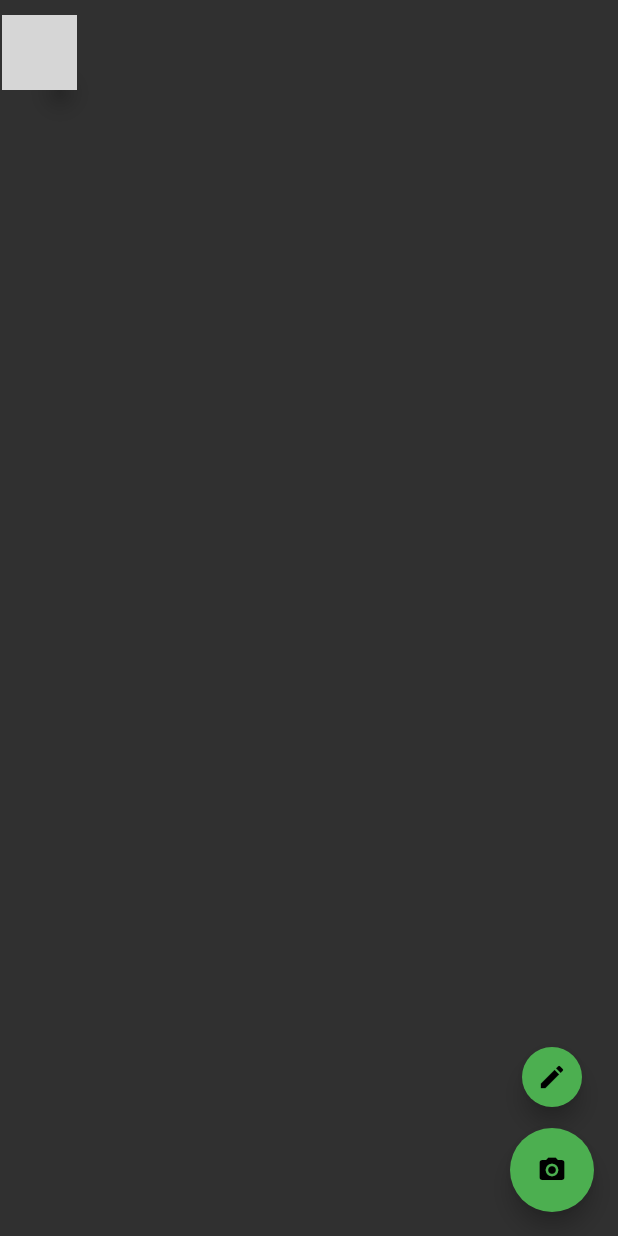
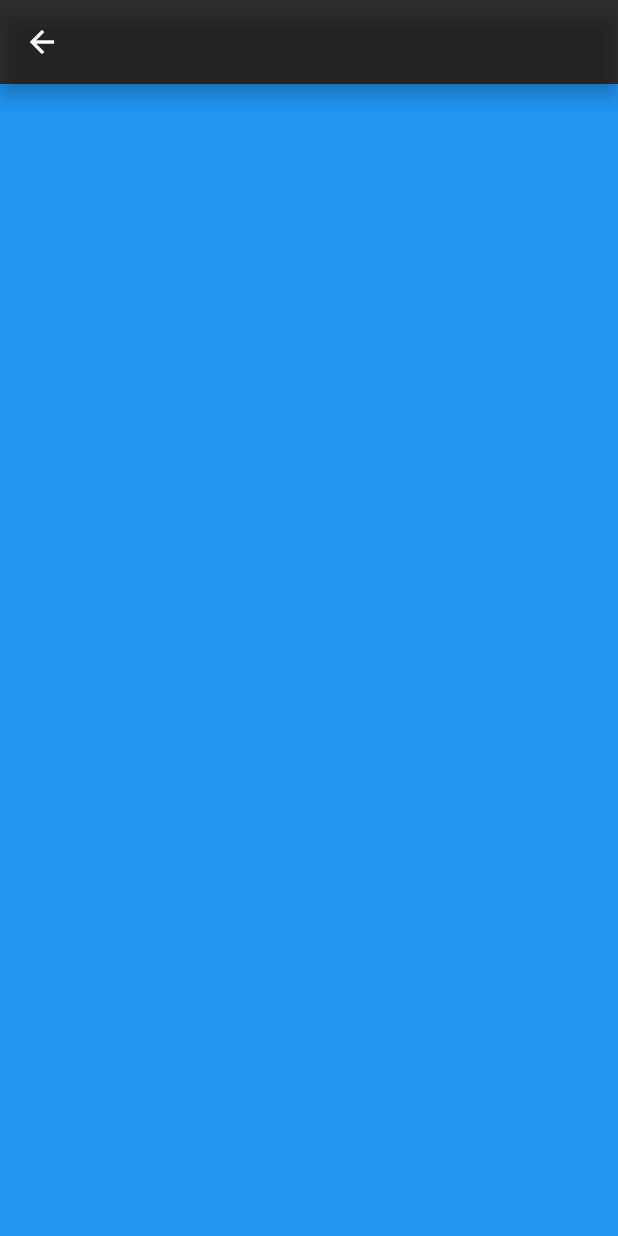
Before and after one commit to ayazwx/whatsapp_clone_flutter, a Flutter app: the StatusPage screen opened directly, after a tap on the "create" icon, on a phone screen of 412 x 824 dp. Run offline on Flutter 3.47's test engine with Material 2 defaults, Android fonts, the light colour scheme and no system bars; our stand-ins replace camera; network calls fail; grey boxes are pictures that could not be loaded.

Commit message:
Status Page was costumized

```diff
--- a/lib/view/status_page.dart
+++ b/lib/view/status_page.dart
@@ -1,6 +1,8 @@
 import 'package:flutter/material.dart';
-import 'package:mywhatsapp/view/chats_page.dart';
 import 'package:mywhatsapp/view/home_screen.dart';
+import 'package:mywhatsapp/view/status_camera_page.dart';
+
+import '../widgets/status_create.dart';
 
 class StatusPage extends StatefulWidget {
   const StatusPage({Key? key}) : super(key: key);
@@ -14,7 +16,7 @@ class _StatusPageState extends State<StatusPage> {
     Navigator.push(
         context,
         MaterialPageRoute(
-          builder: (context) => Homescreen(),
+          builder: (context) => const Homescreen(),
         ));
   }
   // late List<String> Status;
@@ -28,7 +30,10 @@ class _StatusPageState extends State<StatusPage> {
             itemBuilder: (context, index) {
               return SizedBox(
                 height: 70,
-                child: Row(
+                child: Column(
+                  mainAxisAlignment: MainAxisAlignment.end,
+                  children: [
+                    Row(
                       children: [
                         Stack(children: <Widget>[
                           Container(
@@ -66,6 +71,12 @@ class _StatusPageState extends State<StatusPage> {
                         // ) // const Divider(),
                       ],
                     ),
+                    const Spacer(
+                      flex: 10,
+                    ),
+                    Row(children: const [Text('Viewed updates')]),
+                  ],
+                ),
               );
             },
             itemCount: 1,
@@ -74,7 +85,12 @@ class _StatusPageState extends State<StatusPage> {
               Column(mainAxisAlignment: MainAxisAlignment.end, children: [
             FloatingActionButton(
               mini: true,
-              onPressed: () {},
+              onPressed: () {
+                Navigator.of(context)
+                    .push(MaterialPageRoute(builder: (context) {
+                  return const CreatePage();
+                }));
+              },
               backgroundColor: Colors.green,
               child: const Icon(
                 Icons.create,
@@ -85,7 +101,12 @@ class _StatusPageState extends State<StatusPage> {
               height: 10,
             ),
             FloatingActionButton(
-              onPressed: () {},
+              onPressed: () {
+                Navigator.of(context)
+                    .push(MaterialPageRoute(builder: (context) {
+                  return const StatusCameraPage();
+                }));
+              },
               backgroundColor: Colors.green,
               child: const Icon(
                 Icons.camera_alt,
--- /dev/null
+++ b/lib/widgets/status_create.dart
@@ -0,0 +1,19 @@
+import 'package:flutter/material.dart';
+
+class CreatePage extends StatelessWidget {
+  const CreatePage({super.key});
+
+  @override
+  Widget build(BuildContext context) {
+    return Scaffold(
+      appBar: AppBar(
+        elevation: 5,
+      ),
+      body: SizedBox(
+        child: Container(
+          color: Colors.blue,
+        ),
+      ),
+    );
+  }
+}
```
Also changed, not shown: lib/view/status_camera_page.dart (added, +160 -0 lines). Lines whose indentation alone changed are shown as unchanged.
